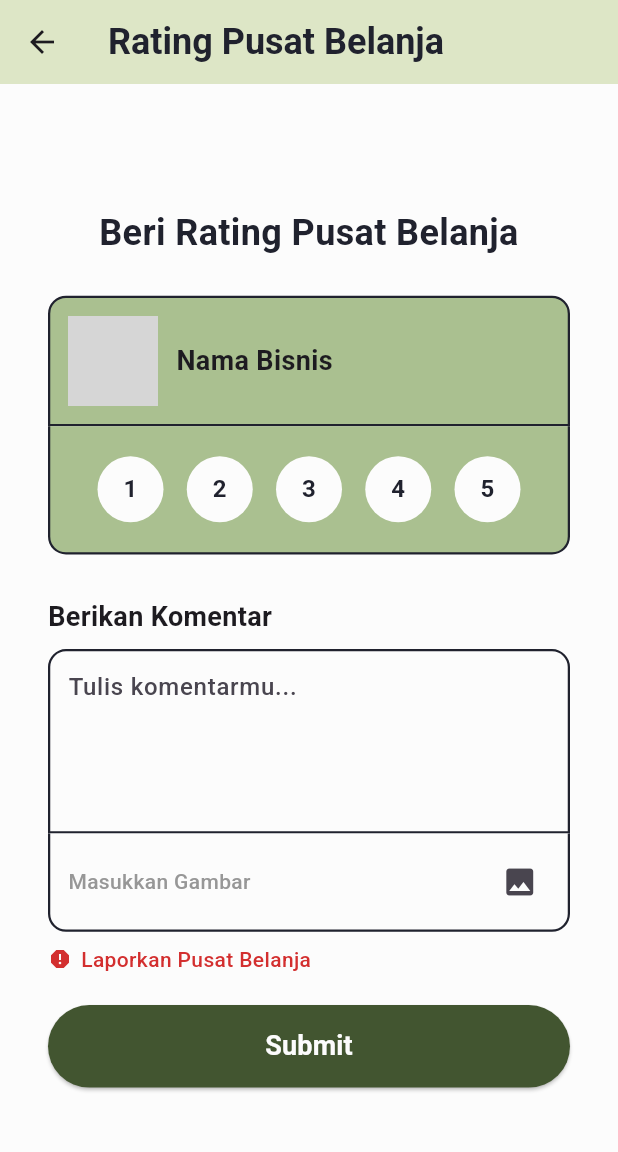
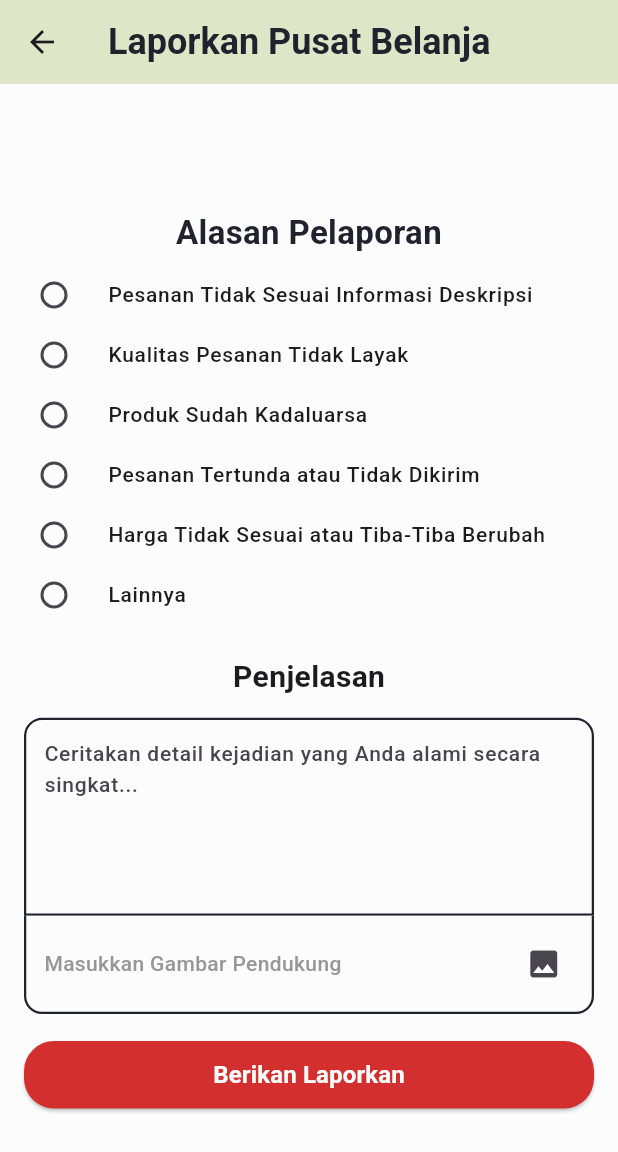
Before and after one commit to jasonrivalino/ta_nutrisenior_app, a Flutter app: the RatingView screen opened directly with empty values, after a tap on "Laporkan Pusat Belanja", on a phone screen of 412 x 824 dp. Shown: the top 1152 px of the screen. Run offline on Flutter 3.47's test engine with Material 3 defaults, Android fonts, the phone set to English and light mode, and no system bars; our stand-ins replace connectivity_plus, flutter_local_notifications, fluttertoast, font_awesome_flutter, go_router, google_sign_in and 2 more; Roboto replaces fonts that are missing (Roboto-Bold, Roboto-Medium); grey boxes are pictures that could not be loaded.

Commit message:
feat: report page and some fix error in typing and routing

```diff
--- a/lib/config/routes.dart
+++ b/lib/config/routes.dart
@@ -1,8 +1,5 @@
-import 'package:flutter/material.dart';
 import 'package:go_router/go_router.dart';
 
-import '../features/HistorySection/DoneHistory/Rating/rating_view.dart';
-import '../features/HistorySection/DoneHistory/done_history_details_view.dart';
 import '../features/LoginProcess/LoginOption/login_view.dart';
 import '../features/LoginProcess/PhoneNumber/phone_number_login_view.dart';
 import '../features/LoginProcess/OTPVerification/otp_verification_view.dart';
@@ -16,6 +13,9 @@ import '../features/PromoSection/recommend_promo_view.dart';
 import '../features/PromoSection/PromoDetail/promo_detail_view.dart';
 
 import '../features/HistorySection/history_list_view.dart';
+import '../features/HistorySection/DoneHistory/done_history_details_view.dart';
+import '../features/HistorySection/DoneHistory/Rating/rating_view.dart';
+import '../features/HistorySection/DoneHistory/Report/report_view.dart';
 
 import '../features/ContactSection/ChatList/chat_list_view.dart';
 import '../features/ContactSection/ChatDetails/chat_details_view.dart';
@@ -43,6 +43,7 @@ class Routes {
   static const String history = '/history';
   static const String doneHistoryDetails = '/history/done/details/:id';
   static const String doneHistoryRating = '/history/done/details/:id/rating';
+  static const String doneHistoryReport = '/history/done/details/:id/report';
 
   // Chat Feature Section
   static const String chatList = '/chatlist';
@@ -180,6 +181,22 @@ final GoRouter router = GoRouter(
         );
       },
     ),
+    GoRoute(
+      path: Routes.doneHistoryReport,
+      builder: (context, state) {
+        final extra = state.extra as Map<String, dynamic>?;
+
+        final id = extra?['id'] ?? 0;
+        final isDriver = extra?['isDriver'] ?? false;
+        final businessType = extra?['businessType'];
+
+        return ReportView(
+          id: id,
+          isDriver: isDriver,
+          businessType: businessType,
+        );
+      },
+    ),
 
     // Chat
     GoRoute(
--- a/lib/features/HistorySection/DoneHistory/Rating/rating_view.dart
+++ b/lib/features/HistorySection/DoneHistory/Rating/rating_view.dart
@@ -77,17 +77,18 @@ class _RatingViewState extends State<RatingView> {
         title: appBarTitle,
         showBackButton: true,
       ),
+      resizeToAvoidBottomInset: true, // This is important
       body: SafeArea(
-        child: Padding(
-          padding: const EdgeInsets.all(32),
+        child: SingleChildScrollView(
+          padding: const EdgeInsets.symmetric(horizontal: 32),
           child: Column(
-            mainAxisAlignment: MainAxisAlignment.center,
             crossAxisAlignment: CrossAxisAlignment.stretch,
             children: [
+              SizedBox(height: MediaQuery.of(context).size.height * 0.05),
               Text(
                 isDriver ? "Beri Rating Pengemudi" : "Beri Rating ${isRestaurant ? 'Restoran' : 'Pusat Belanja'}",
                 style: const TextStyle(
-                  fontSize: 24,
+                  fontSize: 22,
                   fontWeight: FontWeight.bold,
                   fontFamily: AppFonts.fontBold,
                   color: AppColors.dark,
@@ -108,14 +109,20 @@ class _RatingViewState extends State<RatingView> {
               SizedBox(height: MediaQuery.of(context).size.height * 0.035),
               CommentInputCard(
                 controller: _commentController,
+                titleText: "Berikan Komentar",
+                placeholderText: "Masukkan komentar Anda...",
                 selectedImages: _selectedImages,
                 onChooseImage: _handleChooseImage,
                 onRemoveImage: _removeImage,
               ),
-              SizedBox(height: MediaQuery.of(context).size.height * 0.01),
+              SizedBox(height: 16),
               GestureDetector(
                 onTap: () {
-                  // TODO: Handle report action
+                  context.push('/history/done/details/:id/report', extra: {
+                    'id': widget.id,
+                    'isDriver': isDriver,
+                    'businessType': widget.businessType,
+                  });
                 },
                 child: Row(
                   mainAxisSize: MainAxisSize.min,
@@ -128,17 +135,16 @@ class _RatingViewState extends State<RatingView> {
                         color: AppColors.persianRed,
                         fontSize: 14,
                         fontFamily: AppFonts.fontMedium,
-                        fontWeight: FontWeight.w500
+                        fontWeight: FontWeight.w500,
                       ),
                     ),
                   ],
                 ),
               ),
-              SizedBox(height: MediaQuery.of(context).size.height * 0.025),
+              SizedBox(height: 24),
               SubmitButton(
                 onPressed: () async {
-                  // Validate rating and comment
-                  if (_commentController.text.trim().isEmpty ) {
+                  if (_commentController.text.trim().isEmpty) {
                     ScaffoldMessenger.of(context).showSnackBar(
                       const SnackBar(
                         content: Text("Komentar tidak boleh kosong."),
@@ -160,7 +166,6 @@ class _RatingViewState extends State<RatingView> {
                     return;
                   }
 
-                  // Handling no connection
                   final connectivityResult = await Connectivity().checkConnectivity();
                   if (connectivityResult.contains(ConnectivityResult.none)) {
                     Fluttertoast.showToast(
@@ -171,7 +176,6 @@ class _RatingViewState extends State<RatingView> {
                     return;
                   }
 
-                  // Show loading dialog
                   showDialog(
                     context: context,
                     barrierDismissible: false,
@@ -180,24 +184,19 @@ class _RatingViewState extends State<RatingView> {
                     ),
                   );
 
-                  // Wait for 2 seconds
                   await Future.delayed(const Duration(seconds: 2));
-
-                  // Dismiss loading
                   Navigator.of(context).pop();
 
-                  // Show success toast
                   Fluttertoast.showToast(
                     msg: "Rating berhasil diberikan!",
                     toastLength: Toast.LENGTH_SHORT,
                     gravity: ToastGravity.BOTTOM,
                   );
 
-                  // Navigate to history page
-                  context.go('/history'); // Adjust route if needed
+                  context.go('/history');
                 },
               ),
-              SizedBox(height: MediaQuery.of(context).size.height * 0.02),
+              SizedBox(height: 24),
             ],
           ),
         ),
--- /dev/null
+++ b/lib/features/HistorySection/DoneHistory/Report/report_data.dart
@@ -0,0 +1,23 @@
+List<Map<String, dynamic>> driverReportReason = [
+  {'id': 1, 'reason': 'Bersikap tidak sopan'},
+  {'id': 2, 'reason': 'Menghilang atau tidak dapat dihubungi'},
+  {'id': 3, 'reason': 'Mengganggu atau mengintimidasi'},
+  {'id': 4, 'reason': 'Tidak mematuhi instruksi pengantaran'},
+  {'id': 5, 'reason': 'Terlihat mengonsumsi alkohol/narkoba'},
+];
+
+List<Map<String, dynamic>> restaurantReportReason = [
+  {'id': 1, 'reason': 'Makanan tidak sesuai deskripsi'},
+  {'id': 2, 'reason': 'Makanan rusak atau tidak layak konsumsi'},
+  {'id': 3, 'reason': 'Porsi tidak sesuai'},
+  {'id': 4, 'reason': 'Restoran membatalkan pesanan sepihak'},
+  {'id': 5, 'reason': 'Harga tidak sesuai atau tiba-tiba berubah'},
+];
+
+List<Map<String, dynamic>> marketReportReason = [
+  {'id': 1, 'reason': 'Pesanan Tidak Sesuai Informasi Deskripsi'},
+  {'id': 2, 'reason': 'Kualitas Pesanan Tidak Layak'},
+  {'id': 3, 'reason': 'Produk Sudah Kadaluarsa'},
+  {'id': 4, 'reason': 'Pesanan Tertunda atau Tidak Dikirim'},
+  {'id': 5, 'reason': 'Harga Tidak Sesuai atau Tiba-Tiba Berubah'},
+];
--- a/lib/features/HistorySection/DoneHistory/Report/report_view.dart
+++ b/lib/features/HistorySection/DoneHistory/Report/report_view.dart
@@ -0,0 +1,241 @@
+import 'package:connectivity_plus/connectivity_plus.dart';
+import 'package:flutter/material.dart';
+import 'package:fluttertoast/fluttertoast.dart';
+import 'package:go_router/go_router.dart';
+import 'package:ta_nutrisenior_app/shared/styles/colors.dart';
+import 'package:ta_nutrisenior_app/shared/styles/fonts.dart';
+import 'package:ta_nutrisenior_app/shared/widgets/appbar.dart';
+import 'package:ta_nutrisenior_app/shared/widgets/warning_button.dart';
+
+import '../../../../shared/utils/handling_choose_image.dart';
+import '../../../../shared/widgets/comment_input_card.dart';
+import 'report_data.dart';
+
+class ReportView extends StatefulWidget {
+  final int id;
+  final bool isDriver;
+  final String? businessType;
+
+  const ReportView({
+    super.key,
+    required this.id,
+    required this.isDriver,
+    this.businessType,
+  });
+
+  @override
+  State<ReportView> createState() => _ReportViewState();
+}
+
+class _ReportViewState extends State<ReportView> {
+  int selectedRating = 0;
+  int? selectedReasonId;
+  String otherReasonText = '';
+  final TextEditingController _commentController = TextEditingController();
+  final List<String> _selectedImages = [];
+
+  void _handleChooseImage() async {
+    final image = await handleChooseImage(
+      context: context,
+      currentImageCount: _selectedImages.length,
+    );
+
+    if (image != null && _selectedImages.length < 3) {
+      setState(() {
+        _selectedImages.add(image.path);
+      });
+    }
+  }
+
+  void _removeImage(int index) {
+    setState(() {
+      _selectedImages.removeAt(index);
+    });
+  }
+
+  List<Map<String, dynamic>> get _reportReasons {
+    if (widget.isDriver) return driverReportReason;
+    if (widget.businessType == "Restaurant") return restaurantReportReason;
+    return marketReportReason;
+  }
+
+  @override
+  Widget build(BuildContext context) {
+    final isRestaurant = widget.businessType == "Restaurant";
+
+    final String appBarTitle = widget.isDriver
+        ? "Laporkan Pengemudi"
+        : isRestaurant
+            ? "Laporkan Restoran"
+            : "Laporkan Pusat Belanja";
+
+    return Scaffold(
+      backgroundColor: AppColors.soapstone,
+      appBar: CustomAppBar(
+        title: appBarTitle,
+        showBackButton: true,
+      ),
+      body: SafeArea(
+        child: LayoutBuilder(
+          builder: (context, constraints) {
+            return SingleChildScrollView(
+              child: ConstrainedBox(
+                constraints: BoxConstraints(minHeight: constraints.maxHeight),
+                child: Padding(
+                  padding: const EdgeInsets.symmetric(horizontal: 16.0),
+                  child: IntrinsicHeight(
+                    child: Column(
+                      mainAxisAlignment: MainAxisAlignment.center,
+                      crossAxisAlignment: CrossAxisAlignment.stretch,
+                      children: [
+                        Text(
+                          "Alasan Pelaporan",
+                          style: const TextStyle(
+                            fontSize: 22,
+                            fontWeight: FontWeight.bold,
+                            fontFamily: AppFonts.fontBold,
+                            color: AppColors.dark,
+                          ),
+                          textAlign: TextAlign.center,
+                        ),
+                        SizedBox(height: MediaQuery.of(context).size.height * 0.0075),
+                        // Compact radio list
+                        ..._reportReasons.map((reason) {
+                          return Padding(
+                            padding: const EdgeInsets.symmetric(vertical: 0),
+                            child: RadioListTile<int>(
+                              value: reason['id'],
+                              groupValue: selectedReasonId,
+                              onChanged: (value) {
+                                setState(() {
+                                  selectedReasonId = value;
+                                  otherReasonText = '';
+                                });
+                              },
+                              title: Text(
+                                reason['reason'],
+                                style: const TextStyle(fontSize: 14),
+                              ),
+                              activeColor: AppColors.dark,
+                              contentPadding: EdgeInsets.zero,
+                              visualDensity: const VisualDensity(horizontal: 0, vertical: -4),
+                            ),
+                          );
+                        }),
+                        Padding(
+                          padding: const EdgeInsets.symmetric(vertical: 0),
+                          child: RadioListTile<int>(
+                            value: 999,
+                            groupValue: selectedReasonId,
+                            onChanged: (value) {
+                              setState(() {
+                                selectedReasonId = value;
+                              });
+                            },
+                            title: const Text("Lainnya", style: TextStyle(fontSize: 14)),
+                            activeColor: AppColors.dark,
+                            contentPadding: EdgeInsets.zero,
+                            visualDensity: const VisualDensity(horizontal: 0, vertical: -4),
+                          ),
+                        ),
+                        if (selectedReasonId == 999)
+                          Padding(
+                            padding: const EdgeInsets.only(left: 16.0, bottom: 8),
+                            child: TextField(
+                              onChanged: (value) {
+                                setState(() {
+                                  otherReasonText = value;
+                                });
+                              },
+                              decoration: const InputDecoration(
+                                hintText: "Tuliskan alasan lainnya...",
+                                isDense: true,
+                                contentPadding: EdgeInsets.symmetric(horizontal: 12, vertical: 8),
+                                border: UnderlineInputBorder(),
+                              ),
+                              style: const TextStyle(fontSize: 14),
+                            ),
+                          ),
+                        SizedBox(height: MediaQuery.of(context).size.height * 0.025),
+                        CommentInputCard(
+                          controller: _commentController,
+                          titleText: "Penjelasan",
+                          placeholderText:
+                              "Ceritakan detail kejadian yang Anda alami secara singkat...",
+                          selectedImages: _selectedImages,
+                          onChooseImage: _handleChooseImage,
+                          onRemoveImage: _removeImage,
+                        ),
+                        SizedBox(height: MediaQuery.of(context).size.height * 0.02),
+                        WarningButton(
+                          warningText: "Berikan Laporkan",
+                          onPressed: () async {
+                            if (selectedReasonId == null || (selectedReasonId == 999 &&
+                                otherReasonText.trim().isEmpty)) {
+                              ScaffoldMessenger.of(context).showSnackBar(
+                                const SnackBar(
+                                  content:
+                                      Text("Pilih alasan pelaporan terlebih dahulu."),
+                                  backgroundColor: AppColors.persianRed,
+                                  behavior: SnackBarBehavior.floating,
+                                ),
+                              );
+                              return;
+                            }
+
+                            if (_commentController.text.trim().isEmpty) {
+                              ScaffoldMessenger.of(context).showSnackBar(
+                                const SnackBar(
+                                  content: Text("Laporan tidak boleh kosong."),
+                                  backgroundColor: AppColors.persianRed,
+                                  behavior: SnackBarBehavior.floating,
+                                ),
+                              );
+                              return;
+                            }
+
+                            final connectivityResult =
+                                await Connectivity().checkConnectivity();
+                            if (connectivityResult.contains(ConnectivityResult.none)) {
+                              Fluttertoast.showToast(
+                                msg: "Gagal mengirim laporan.\nSilahkan coba lagi.",
+                                toastLength: Toast.LENGTH_SHORT,
+                                gravity: ToastGravity.BOTTOM,
+                              );
+                              return;
+                            }
+
+                            // Show loading
+                            showDialog(
+                              context: context,
+                              barrierDismissible: false,
+                              builder: (_) => const Center(
+                                child: CircularProgressIndicator(),
+                              ),
+                            );
+
+                            await Future.delayed(const Duration(seconds: 2));
+
+                            Navigator.of(context).pop();
+
+                            Fluttertoast.showToast(
+                              msg: "Laporan berhasil dikirim!",
+                              toastLength: Toast.LENGTH_SHORT,
+                              gravity: ToastGravity.BOTTOM,
+                            );
+
+                            context.push('/history');
+                          },
+                        ),
+                      ],
+                    ),
+                  ),
+                ),
+              ),
+            );
+          },
+        ),
+      ),
+    );
+  }
+}
--- a/lib/shared/utils/handling_choose_image.dart
+++ b/lib/shared/utils/handling_choose_image.dart
@@ -31,12 +31,12 @@ Future<XFile?> handleChooseImage({
         children: [
           ListTile(
             leading: const Icon(Icons.camera_alt),
-            title: const Text('Take a photo'),
+            title: const Text('Ambil dari kamera'),
             onTap: () => context.pop(ImageSource.camera),
           ),
           ListTile(
             leading: const Icon(Icons.photo_library),
-            title: const Text('Choose from gallery'),
+            title: const Text('Pilih dari galeri'),
             onTap: () => context.pop(ImageSource.gallery),
           ),
         ],
--- a/lib/shared/widgets/comment_input_card.dart
+++ b/lib/shared/widgets/comment_input_card.dart
@@ -6,6 +6,8 @@ import '../styles/fonts.dart';
 
 class CommentInputCard extends StatelessWidget {
   final TextEditingController controller;
+  final String titleText;
+  final String placeholderText;
   final List<String> selectedImages;
   final VoidCallback onChooseImage;
   final Function(int) onRemoveImage;
@@ -13,6 +15,8 @@ class CommentInputCard extends StatelessWidget {
   const CommentInputCard({
     Key? key,
     required this.controller,
+    required this.titleText,
+    required this.placeholderText,
     required this.selectedImages,
     required this.onChooseImage,
     required this.onRemoveImage,
@@ -23,18 +27,15 @@ class CommentInputCard extends StatelessWidget {
     return Column(
       children: [
         // Comment Title
-        Align(
-          alignment: Alignment.centerLeft,
-          child: Text(
-            "Berikan Komentar",
+        Text(titleText,
             style: TextStyle(
-              fontSize: 18,
-              fontWeight: FontWeight.bold,
-              fontFamily: AppFonts.fontBold,
-            ),
+            fontSize: 20,
+            fontWeight: FontWeight.bold,
+            fontFamily: AppFonts.fontBold,
           ),
+          textAlign: TextAlign.left,
         ),
-        SizedBox(height: MediaQuery.of(context).size.height * 0.01),
+        SizedBox(height: MediaQuery.of(context).size.height * 0.015),
         // Comment input card
         Container(
           padding: const EdgeInsets.all(12),
@@ -47,10 +48,16 @@ class CommentInputCard extends StatelessWidget {
             border: Border.all(color: AppColors.dark, width: 1.5),
           ),
           child: TextField(
+            style: const TextStyle(
+              color: AppColors.dark,
+              fontSize: 14,
+              fontFamily: AppFonts.fontMedium,
+              fontWeight: FontWeight.w500,
+            ),
             controller: controller,
-            maxLines: 4,
-            decoration: const InputDecoration.collapsed(
-              hintText: "Tulis komentarmu...",
+            maxLines: 5,
+            decoration: InputDecoration.collapsed(
+              hintText: placeholderText,
             ),
           ),
         ),
@@ -75,7 +82,7 @@ class CommentInputCard extends StatelessWidget {
                 const Padding(
                   padding: EdgeInsets.only(right: 8),
                   child: Text(
-                    "Masukkan Gambar",
+                    "Masukkan Gambar Pendukung",
                     style: TextStyle(
                       color: AppColors.darkGray,
                       fontSize: 14,
--- /dev/null
+++ b/lib/shared/widgets/warning_button.dart
@@ -0,0 +1,38 @@
+import 'package:flutter/material.dart';
+
+import '../../../shared/styles/colors.dart';
+import '../../../shared/styles/fonts.dart';
+
+class WarningButton extends StatelessWidget {
+  final String warningText;
+  final VoidCallback? onPressed;
+
+  const WarningButton({
+    super.key,
+    required this.warningText,
+    required this.onPressed,
+  });
+
+  @override
+  Widget build(BuildContext context) {
+    return ElevatedButton(
+      onPressed: onPressed,
+      style: ElevatedButton.styleFrom(
+        backgroundColor: AppColors.persianRed,
+        foregroundColor: AppColors.soapstone,
+        minimumSize: const Size.fromHeight(45),
+        shape: RoundedRectangleBorder(
+          borderRadius: BorderRadius.circular(20),
+        ),
+      ),
+      child: Text(
+        warningText,
+        style: TextStyle(
+          fontFamily: AppFonts.fontBold,
+          fontWeight: FontWeight.bold,
+          fontSize: 16,
+        ),
+      ),
+    );
+  }
+}
```
